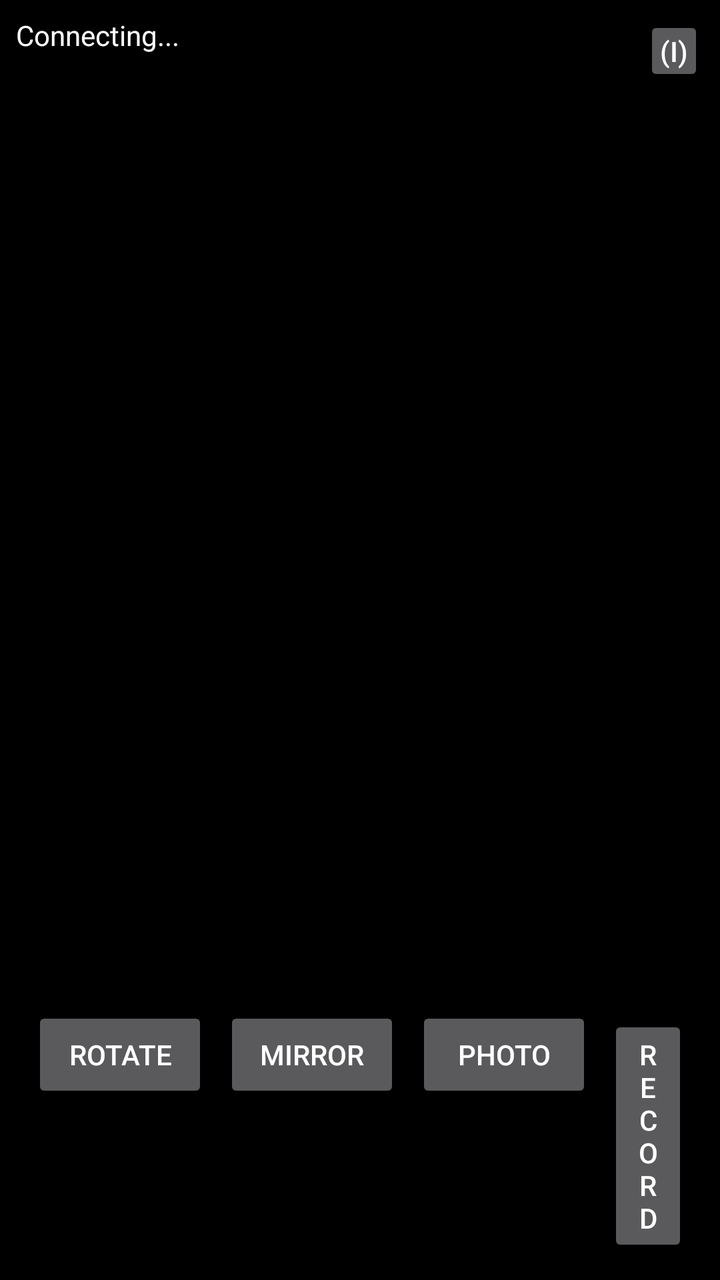
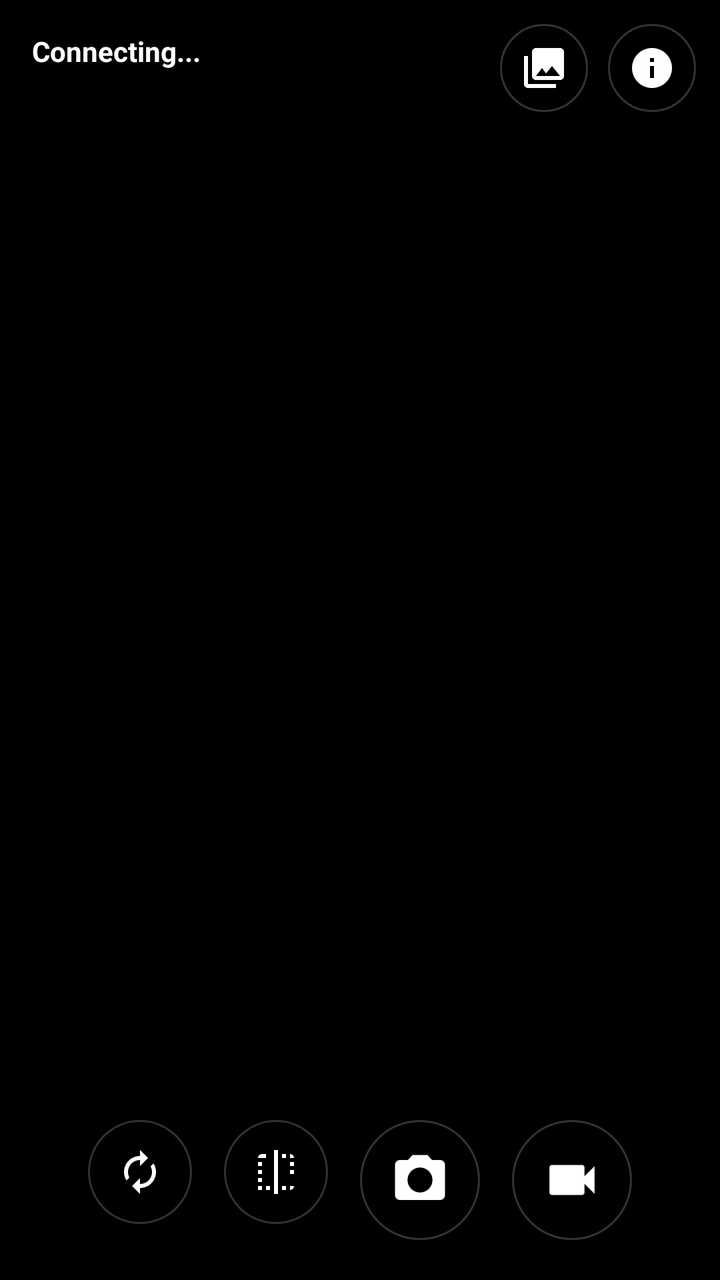

Compare the two renders of this Android layout. The source of the first and the diff that turns it into the second are given below.
<!-- AndroidManifest.xml: application theme AppTheme -->
<!-- res/layout/activity_main.xml -->
<?xml version="1.0" encoding="utf-8"?>
<FrameLayout xmlns:android="http://schemas.android.com/apk/res/android"
    android:layout_width="match_parent"
    android:layout_height="match_parent"
    android:background="#000000">

    <ImageView
        android:id="@+id/previewImage"
        android:layout_width="match_parent"
        android:layout_height="match_parent"
        android:scaleType="fitCenter"
        android:contentDescription="Live preview" />

    <TextView
        android:id="@+id/statusText"
        android:layout_width="wrap_content"
        android:layout_height="wrap_content"
        android:layout_gravity="top|start"
        android:layout_margin="8dp"
        android:textColor="#FFFFFF"
        android:textSize="14sp"
        android:text="Connecting..." />

    <Button
        android:id="@+id/btnInfo"
        android:layout_width="wrap_content"
        android:layout_height="wrap_content"
        android:layout_gravity="top|end"
        android:layout_margin="8dp"
        android:minWidth="0dp"
        android:minHeight="0dp"
        android:padding="8dp"
        android:text="(i)" />

    <LinearLayout
        android:layout_width="wrap_content"
        android:layout_height="wrap_content"
        android:layout_gravity="bottom|end"
        android:layout_margin="16dp"
        android:orientation="horizontal">

        <Button
            android:id="@+id/btnRotate"
            android:layout_width="wrap_content"
            android:layout_height="wrap_content"
            android:layout_marginEnd="8dp"
            android:text="Rotate" />

        <Button
            android:id="@+id/btnMirror"
            android:layout_width="wrap_content"
            android:layout_height="wrap_content"
            android:layout_marginEnd="8dp"
            android:text="Mirror" />

        <Button
            android:id="@+id/btnPhoto"
            android:layout_width="wrap_content"
            android:layout_height="wrap_content"
            android:layout_marginEnd="8dp"
            android:text="Photo" />

        <Button
            android:id="@+id/btnRecord"
            android:layout_width="wrap_content"
            android:layout_height="wrap_content"
            android:text="Record" />
    </LinearLayout>
</FrameLayout>
<!-- resources referenced by this layout -->
<resources>
  <style name="AppTheme" parent="Theme.AppCompat.NoActionBar">
          <item name="android:windowFullscreen">true</item>
          <item name="android:windowBackground">@android:color/black</item>
      </style>
</resources>

<!-- the commit's change to res/layout/activity_main.xml (unified diff, before → after) -->
@@ -11,59 +11,108 @@
         android:scaleType="fitCenter"
         android:contentDescription="Live preview" />
 
+    <View
+        android:layout_width="match_parent"
+        android:layout_height="72dp"
+        android:layout_gravity="top"
+        android:background="@drawable/bg_scrim_top" />
+
+    <View
+        android:layout_width="match_parent"
+        android:layout_height="96dp"
+        android:layout_gravity="bottom"
+        android:background="@drawable/bg_scrim_bottom" />
+
     <TextView
         android:id="@+id/statusText"
         android:layout_width="wrap_content"
         android:layout_height="wrap_content"
         android:layout_gravity="top|start"
-        android:layout_margin="8dp"
+        android:layout_margin="16dp"
         android:textColor="#FFFFFF"
         android:textSize="14sp"
+        android:textStyle="bold"
+        android:shadowColor="#000000"
+        android:shadowRadius="4"
         android:text="Connecting..." />
-
-    <Button
-        android:id="@+id/btnInfo"
-        android:layout_width="wrap_content"
-        android:layout_height="wrap_content"
-        android:layout_gravity="top|end"
-        android:layout_margin="8dp"
-        android:minWidth="0dp"
-        android:minHeight="0dp"
-        android:padding="8dp"
-        android:text="(i)" />
 
     <LinearLayout
         android:layout_width="wrap_content"
         android:layout_height="wrap_content"
-        android:layout_gravity="bottom|end"
-        android:layout_margin="16dp"
+        android:layout_gravity="top|end"
+        android:layout_margin="12dp"
         android:orientation="horizontal">
 
-        <Button
+        <ImageButton
+            android:id="@+id/btnGallery"
+            android:layout_width="44dp"
+            android:layout_height="44dp"
+            android:layout_marginEnd="10dp"
+            android:background="@drawable/bg_circle_button"
+            android:padding="10dp"
+            android:scaleType="fitCenter"
+            android:src="@drawable/ic_gallery"
+            android:contentDescription="Gallery" />
+
+        <ImageButton
+            android:id="@+id/btnInfo"
+            android:layout_width="44dp"
+            android:layout_height="44dp"
+            android:background="@drawable/bg_circle_button"
+            android:padding="10dp"
+            android:scaleType="fitCenter"
+            android:src="@drawable/ic_info"
+            android:contentDescription="Camera info" />
+    </LinearLayout>
+
+    <LinearLayout
+        android:layout_width="wrap_content"
+        android:layout_height="wrap_content"
+        android:layout_gravity="bottom|center_horizontal"
+        android:layout_marginBottom="20dp"
+        android:orientation="horizontal">
+
+        <ImageButton
             android:id="@+id/btnRotate"
-            android:layout_width="wrap_content"
-            android:layout_height="wrap_content"
-            android:layout_marginEnd="8dp"
-            android:text="Rotate" />
+            android:layout_width="52dp"
+            android:layout_height="52dp"
+            android:layout_marginEnd="16dp"
+            android:background="@drawable/bg_circle_button"
+            android:padding="14dp"
+            android:scaleType="fitCenter"
+            android:src="@drawable/ic_rotate"
+            android:contentDescription="Rotate" />
 
-        <Button
+        <ImageButton
             android:id="@+id/btnMirror"
-            android:layout_width="wrap_content"
-            android:layout_height="wrap_content"
-            android:layout_marginEnd="8dp"
-            android:text="Mirror" />
+            android:layout_width="52dp"
+            android:layout_height="52dp"
+            android:layout_marginEnd="16dp"
+            android:background="@drawable/bg_circle_button"
+            android:padding="14dp"
+            android:scaleType="fitCenter"
+            android:src="@drawable/ic_flip"
+            android:contentDescription="Mirror" />
 
-        <Button
+        <ImageButton
             android:id="@+id/btnPhoto"
-            android:layout_width="wrap_content"
-            android:layout_height="wrap_content"
-            android:layout_marginEnd="8dp"
-            android:text="Photo" />
+            android:layout_width="60dp"
+            android:layout_height="60dp"
+            android:layout_marginEnd="16dp"
+            android:background="@drawable/bg_circle_button"
+            android:padding="15dp"
+            android:scaleType="fitCenter"
+            android:src="@drawable/ic_camera"
+            android:contentDescription="Take photo" />
 
-        <Button
+        <ImageButton
             android:id="@+id/btnRecord"
-            android:layout_width="wrap_content"
-            android:layout_height="wrap_content"
-            android:text="Record" />
+            android:layout_width="60dp"
+            android:layout_height="60dp"
+            android:background="@drawable/bg_circle_button"
+            android:padding="15dp"
+            android:scaleType="fitCenter"
+            android:src="@drawable/ic_videocam"
+            android:contentDescription="Record video" />
     </LinearLayout>
 </FrameLayout>
<!-- resource entries referenced after the edit -->
@@ -1,5 +1,80 @@
 <!-- resources referenced by this layout -->
 <resources>
+  <!-- drawable bg_circle_button (drawable) -->
+  <shape xmlns:android="http://schemas.android.com/apk/res/android"
+      android:shape="oval">
+      <solid android:color="#66000000" />
+      <stroke android:width="1dp" android:color="#33FFFFFF" />
+  </shape>
+  <!-- drawable bg_scrim_bottom (drawable) -->
+  <shape xmlns:android="http://schemas.android.com/apk/res/android">
+      <gradient
+          android:angle="270"
+          android:startColor="#99000000"
+          android:endColor="#00000000" />
+  </shape>
+  <!-- drawable bg_scrim_top (drawable) -->
+  <shape xmlns:android="http://schemas.android.com/apk/res/android">
+      <gradient
+          android:angle="90"
+          android:startColor="#99000000"
+          android:endColor="#00000000" />
+  </shape>
+  <!-- drawable ic_camera (drawable) -->
+  <vector xmlns:android="http://schemas.android.com/apk/res/android"
+      android:width="24dp"
+      android:height="24dp"
+      android:viewportWidth="24"
+      android:viewportHeight="24"
+      android:tint="#FFFFFF">
+      <path
+          android:fillColor="#FF000000"
+          android:pathData="M9,2L7.17,4L4,4c-1.1,0 -2,0.9 -2,2v12c0,1.1 0.9,2 2,2h16c1.1,0 2,-0.9 2,-2L22,6c0,-1.1 -0.9,-2 -2,-2h-3.17L15,2L9,2zM12,17c-2.76,0 -5,-2.24 -5,-5s2.24,-5 5,-5 5,2.24 5,5 -2.24,5 -5,5z" />
+  </vector>
+  <!-- drawable ic_gallery (drawable) -->
+  <vector xmlns:android="http://schemas.android.com/apk/res/android"
+      android:width="24dp"
+      android:height="24dp"
+      android:viewportWidth="24"
+      android:viewportHeight="24"
+      android:tint="#FFFFFF">
+      <path
+          android:fillColor="#FF000000"
+          android:pathData="M22,16L22,4c0,-1.1 -0.9,-2 -2,-2L8,2c-1.1,0 -2,0.9 -2,2v12c0,1.1 0.9,2 2,2h12c1.1,0 2,-0.9 2,-2zM11,12l2.03,2.71L16,11l4,5L8,16l3,-4zM2,6v14c0,1.1 0.9,2 2,2h14v-2L4,20L4,6L2,6z" />
+  </vector>
+  <!-- drawable ic_info (drawable) -->
+  <vector xmlns:android="http://schemas.android.com/apk/res/android"
+      android:width="24dp"
+      android:height="24dp"
+      android:viewportWidth="24"
+      android:viewportHeight="24"
+      android:tint="#FFFFFF">
+      <path
+          android:fillColor="#FF000000"
+          android:pathData="M12,2C6.48,2 2,6.48 2,12s4.48,10 10,10 10,-4.48 10,-10S17.52,2 12,2zM13,17h-2v-6h2v6zM13,9h-2L11,7h2v2z" />
+  </vector>
+  <!-- drawable ic_rotate (drawable) -->
+  <vector xmlns:android="http://schemas.android.com/apk/res/android"
+      android:width="24dp"
+      android:height="24dp"
+      android:viewportWidth="24"
+      android:viewportHeight="24"
+      android:tint="#FFFFFF">
+      <path
+          android:fillColor="#FF000000"
+          android:pathData="M12,6v3l4,-4l-4,-4v3c-4.42,0 -8,3.58 -8,8c0,1.57 0.46,3.03 1.24,4.26L6.7,14.8C6.25,13.97 6,13.02 6,12c0,-3.31 2.69,-6 6,-6zM18.76,7.74L17.3,9.2c0.44,0.84 0.7,1.79 0.7,2.8c0,3.31 -2.69,6 -6,6v-3l-4,4l4,4v-3c4.42,0 8,-3.58 8,-8c0,-1.57 -0.46,-3.03 -1.24,-4.26z" />
+  </vector>
+  <!-- drawable ic_videocam (drawable) -->
+  <vector xmlns:android="http://schemas.android.com/apk/res/android"
+      android:width="24dp"
+      android:height="24dp"
+      android:viewportWidth="24"
+      android:viewportHeight="24"
+      android:tint="#FFFFFF">
+      <path
+          android:fillColor="#FF000000"
+          android:pathData="M17,10.5L17,7c0,-0.55 -0.45,-1 -1,-1L4,6c-0.55,0 -1,0.45 -1,1v10c0,0.55 0.45,1 1,1h12c0.55,0 1,-0.45 1,-1v-3.5l4,4v-11l-4,4z" />
+  </vector>
   <style name="AppTheme" parent="Theme.AppCompat.NoActionBar">
           <item name="android:windowFullscreen">true</item>
           <item name="android:windowBackground">@android:color/black</item>
